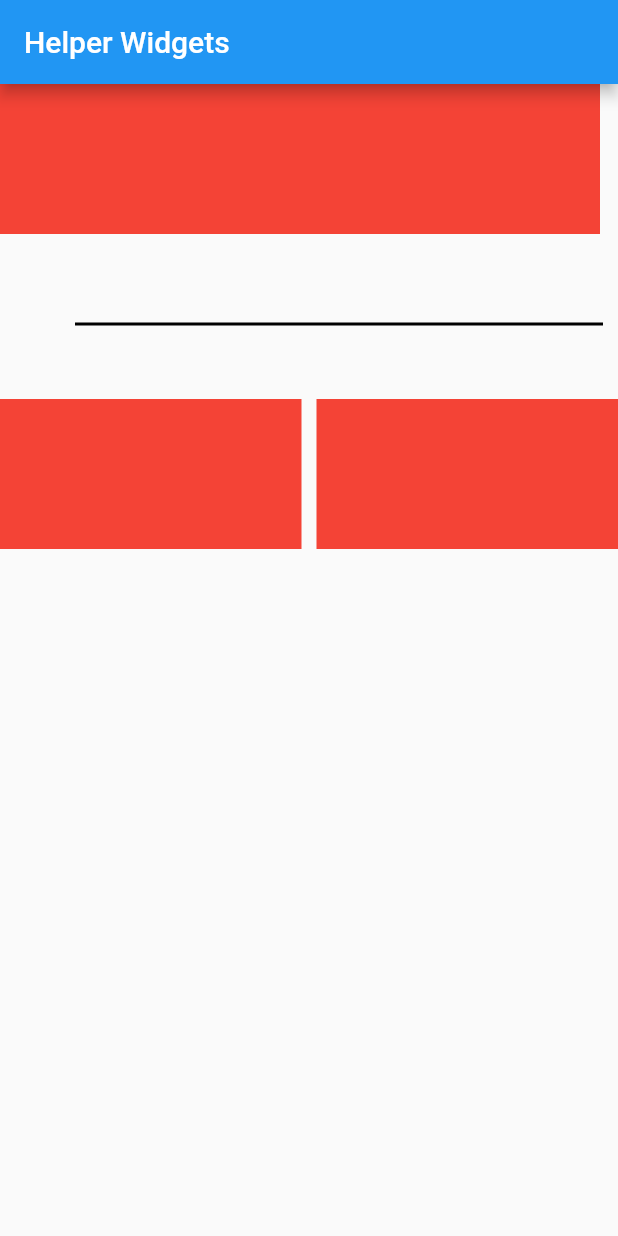
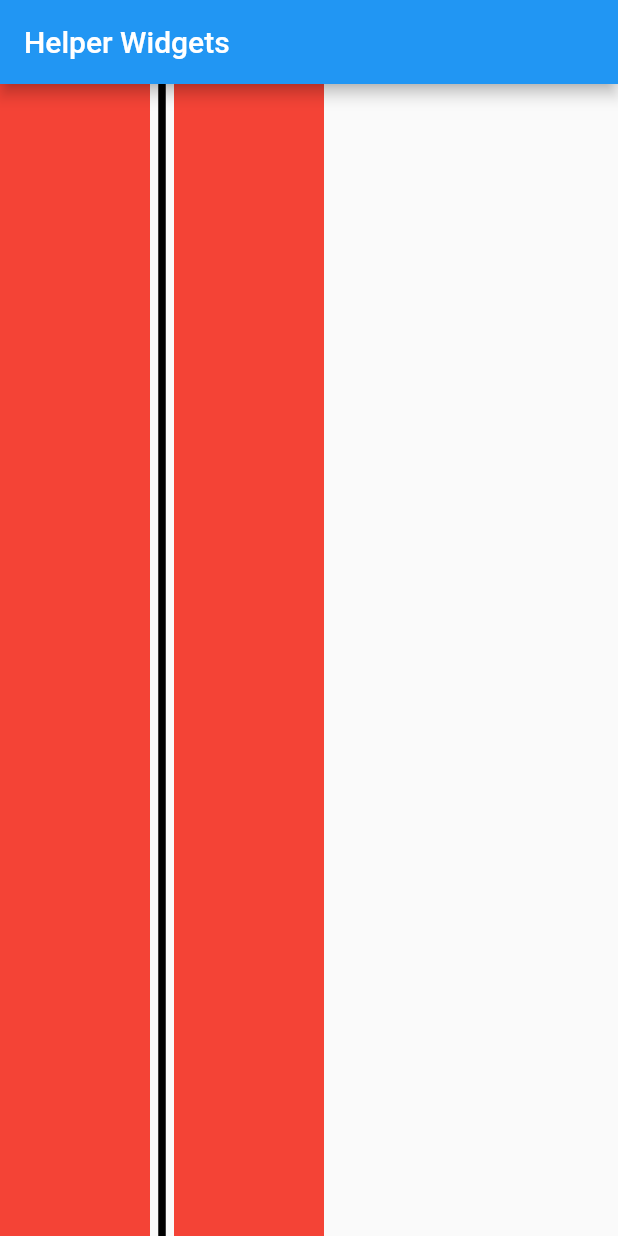
Before and after one commit to apurva010/Helper-Widget-Practical-5, a Flutter app: the screen it shows after launch, on a phone screen of 412 x 824 dp. Run offline on Flutter 3.47's test engine with Material 2 defaults, Android fonts, the light colour scheme and no system bars.

Commit message:
VerticalDivider Widget implemented

```diff
--- a/lib/helperWidget/helper_widget.dart
+++ b/lib/helperWidget/helper_widget.dart
@@ -12,8 +12,32 @@ class HelperWidgets extends StatelessWidget {
             "Helper Widgets",
           ),
         ),
-        body: const FlexibleWidget(),
+        body: const VerticalDividerWidget(),
       ),
+    );
+  }
+}
+
+class VerticalDividerWidget extends StatelessWidget {
+  const VerticalDividerWidget({Key? key}) : super(key: key);
+
+  @override
+  Widget build(BuildContext context) {
+    return Row(
+      children: [
+        Container(
+          width: 100,
+          color: Colors.red,
+        ),
+        const VerticalDivider(
+          thickness: 5,
+          color: Colors.black,
+        ),
+        Container(
+          width: 100,
+          color: Colors.red,
+        ),
+      ],
     );
   }
 }
```
